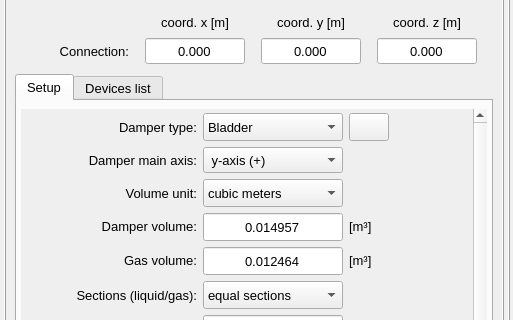
open-pulse/OpenPulse, file pulse/interface/data/ui_files/model/editor/pulsation_damper_editor_inputs.ui: the form before one commit; both pictures show x 0 to 513 and y 97 to 417 of the 1012 by 769 pixel window.
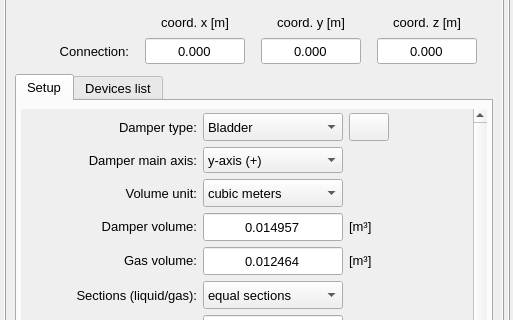
The form after the commit. Icons and pictures are not drawn.

Commit message: removes unnecessary space in front of indexes that broke the insertion of data in the interface

What changed in the file:
```diff
--- a/pulse/interface/data/ui_files/model/editor/pulsation_damper_editor_inputs.ui
+++ b/pulse/interface/data/ui_files/model/editor/pulsation_damper_editor_inputs.ui
@@ -143,7 +143,7 @@
                  <rect>
                   <x>0</x>
                   <y>0</y>
-                  <width>447</width>
+                  <width>452</width>
                   <height>658</height>
                  </rect>
                 </property>
@@ -1164,7 +1164,7 @@
                       </item>
                       <item>
                        <property name="text">
-                        <string> y-axis (+)</string>
+                        <string>y-axis (+)</string>
                        </property>
                       </item>
                       <item>
```
Left out of the diff: 10 changed lines with no effect on the pictures. The commit also changes 7 other files.
